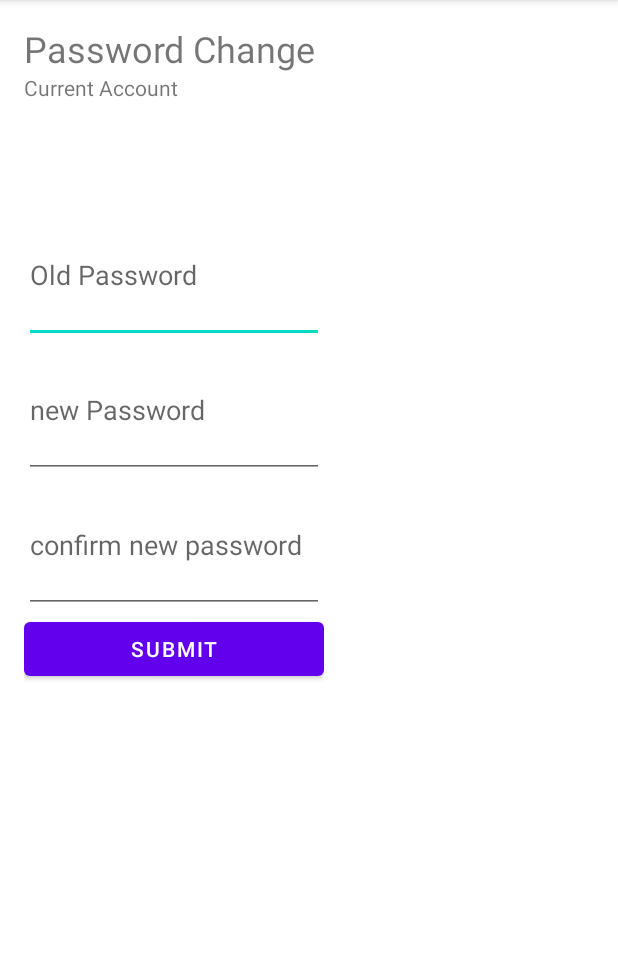
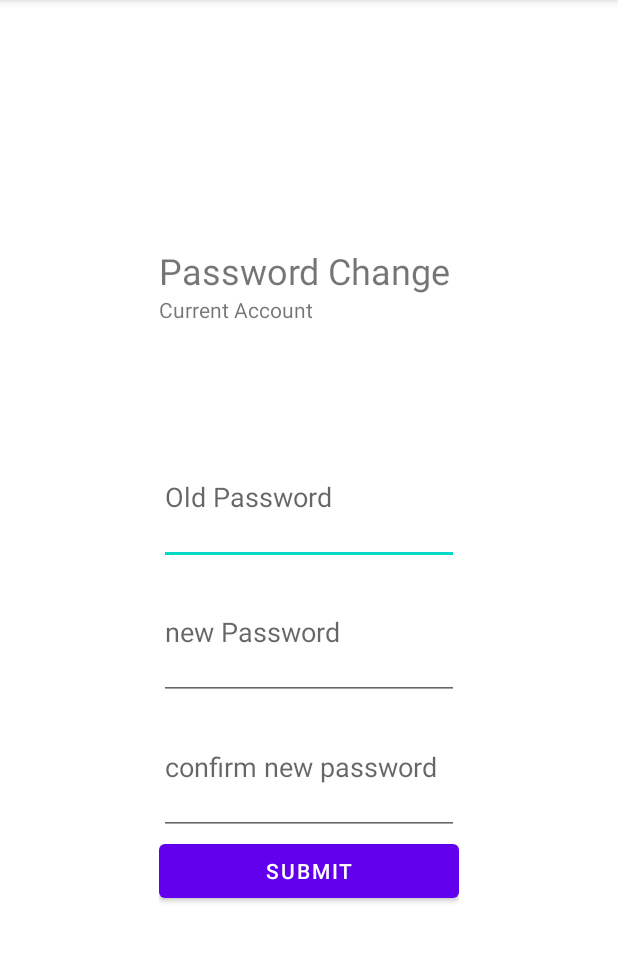
Before and after one commit to Zoodiac1337/AADapplication, an Android app: the PasswordPopup screen opened directly, with no data from a screen before it, after a tap on "SUBMIT", on a phone screen of 412 x 824 dp, the part 84-1046 px from its top. Run offline under Robolectric (Android 15) with nearby library versions, the phone set to English and light mode, and no system bars; our stand-ins replace Firebase (no records; nobody signed in at launch, a user with empty details on screens opened directly); 2 statements that could not run were skipped.

Commit message:
added user password change aswell as fixing a minor bug in barcode scanner

```diff
--- a/app/src/main/java/com/example/aadapplication/PasswordPopup.java
+++ b/app/src/main/java/com/example/aadapplication/PasswordPopup.java
@@ -5,6 +5,8 @@ import androidx.appcompat.app.AppCompatActivity;
 
 import android.os.Bundle;
 import android.view.View;
+import android.widget.EditText;
+import android.widget.TextView;
 import android.widget.Toast;
 
 import com.google.android.gms.tasks.OnCompleteListener;
@@ -18,25 +20,46 @@ public class PasswordPopup extends AppCompatActivity {
 
     private FirebaseUser user;
 
+    private TextView accountField;
+    private EditText oldPassField;
+
+    private EditText newPassOneField;
+    private EditText newPassTwoField;
+
     @Override
     protected void onCreate(Bundle savedInstanceState) {
         super.onCreate(savedInstanceState);
         setContentView(R.layout.activity_password_popup);
+        Bundle bundle = getIntent().getExtras();
+        String account = bundle.getString("email");
+        accountField = findViewById(R.id.CurrentAccountText);
+        accountField.setText(account.toString());
     }
-    private void changePassword(View view){
+    public void changePassword(View view){
 
         //check all required fields are not null
-        String oldPass = findViewById(R.id.OldPasswordField).toString();
-        String newPassOne = findViewById(R.id.NewPasswordField1).toString();
-        String newPassTwo = findViewById(R.id.NewPasswordField2).toString();
+        oldPassField = findViewById(R.id.OldPasswordField);
+        newPassOneField = findViewById(R.id.NewPasswordField1);
+        newPassTwoField = findViewById(R.id.NewPasswordField2);
+
+        String oldPass=oldPassField.getText().toString();
+        String newPassOne=newPassOneField.getText().toString();
+        String newPassTwo=newPassTwoField.getText().toString();
+        System.out.println(oldPass.length());
+
+        if(oldPass.length()==0||newPassOne.length()==0||newPassTwo.length()==0){
+            Toast.makeText(this,"one or more fields not entered",Toast.LENGTH_SHORT).show();
+            return;
+
+        }
 
         if(oldPass.contains(" ")||newPassOne.contains(" ")||newPassTwo.contains(" ")){
-            Toast.makeText(this,"one or more fields containe a space",Toast.LENGTH_SHORT);
+            Toast.makeText(this,"one or more fields containe a space",Toast.LENGTH_SHORT).show();
             return;
         }
 
-        if(newPassOne!=newPassTwo){
-            Toast.makeText(this,"passwords don't match",Toast.LENGTH_SHORT);
+        if(!newPassOne.equals(newPassTwo)){
+            Toast.makeText(this,"passwords don't match",Toast.LENGTH_SHORT).show();
             return;
         }
 
@@ -56,18 +79,18 @@ public class PasswordPopup extends AppCompatActivity {
                         public void onComplete(@NonNull Task<Void> task) {
                             if(!task.isSuccessful()){
 
-                                Toast.makeText(view.getContext(),"Something went wrong. Please try again later",Toast.LENGTH_SHORT);
+                                Toast.makeText(view.getContext(),"Something went wrong. Please try again later",Toast.LENGTH_SHORT).show();
                                 return;
                             }else {
 
-                                Toast.makeText(view.getContext(),"Password Changed",Toast.LENGTH_SHORT);
+                                Toast.makeText(view.getContext(),"Password Changed",Toast.LENGTH_SHORT).show();
                                 return;
 
                             }
                         }
                     });
                 }else {
-                    Toast.makeText(view.getContext(),"Something went wrong. Please try again later",Toast.LENGTH_SHORT);
+                    Toast.makeText(view.getContext(),"Old Pass may be incorrect Please try again later",Toast.LENGTH_SHORT).show();
                     return;
                 }
             }
--- a/app/src/main/java/com/example/aadapplication/barcode_scanner.java
+++ b/app/src/main/java/com/example/aadapplication/barcode_scanner.java
@@ -65,7 +65,7 @@ public class barcode_scanner extends AppCompatActivity {
 
     private static final int REQUEST_CAMERA_PERMISSION = 201;
     private ToneGenerator toneGen1;
-    private EditText barcodeText;
+    private TextView barcodeText;
     private EditText ProductNameField;
 
     private EditText QuanityField;
--- a/app/src/main/res/layout/activity_password_popup.xml
+++ b/app/src/main/res/layout/activity_password_popup.xml
@@ -1,9 +1,20 @@
 <?xml version="1.0" encoding="utf-8"?>
-<LinearLayout xmlns:android="http://schemas.android.com/apk/res/android"
+<androidx.constraintlayout.widget.ConstraintLayout xmlns:android="http://schemas.android.com/apk/res/android"
+    xmlns:app="http://schemas.android.com/apk/res-auto"
+    xmlns:tools="http://schemas.android.com/tools"
+    android:layout_width="match_parent"
+    android:layout_height="match_parent"
+    tools:context=".PasswordPopup">
+
+    <LinearLayout
         android:layout_width="wrap_content"
         android:layout_height="wrap_content"
         android:orientation="vertical"
-    android:padding="16dp">
+        android:padding="16dp"
+        app:layout_constraintBottom_toBottomOf="parent"
+        app:layout_constraintEnd_toEndOf="parent"
+        app:layout_constraintStart_toStartOf="parent"
+        app:layout_constraintTop_toTopOf="parent">
 
         <TextView
             android:layout_width="wrap_content"
@@ -43,3 +54,4 @@
             android:text="Submit" />
 
     </LinearLayout>
+    </androidx.constraintlayout.widget.ConstraintLayout>
```
Also changed, not shown: app/src/main/java/com/example/aadapplication/userOptions.java (+4 -9 lines). Lines whose indentation alone changed are shown as unchanged.
